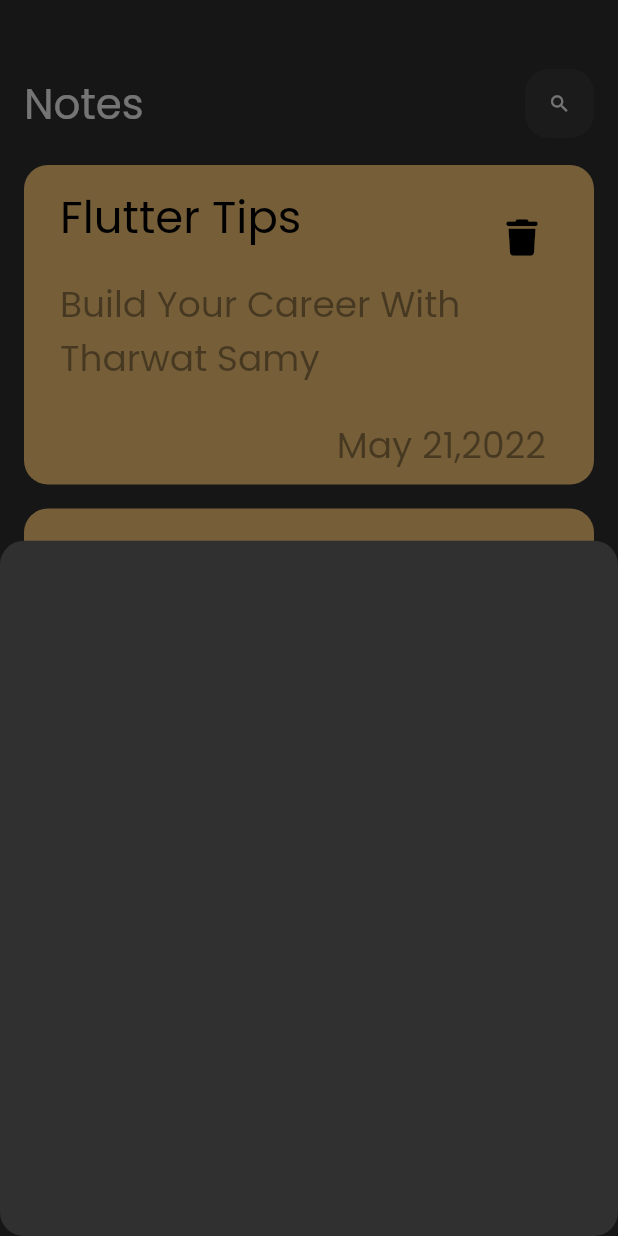
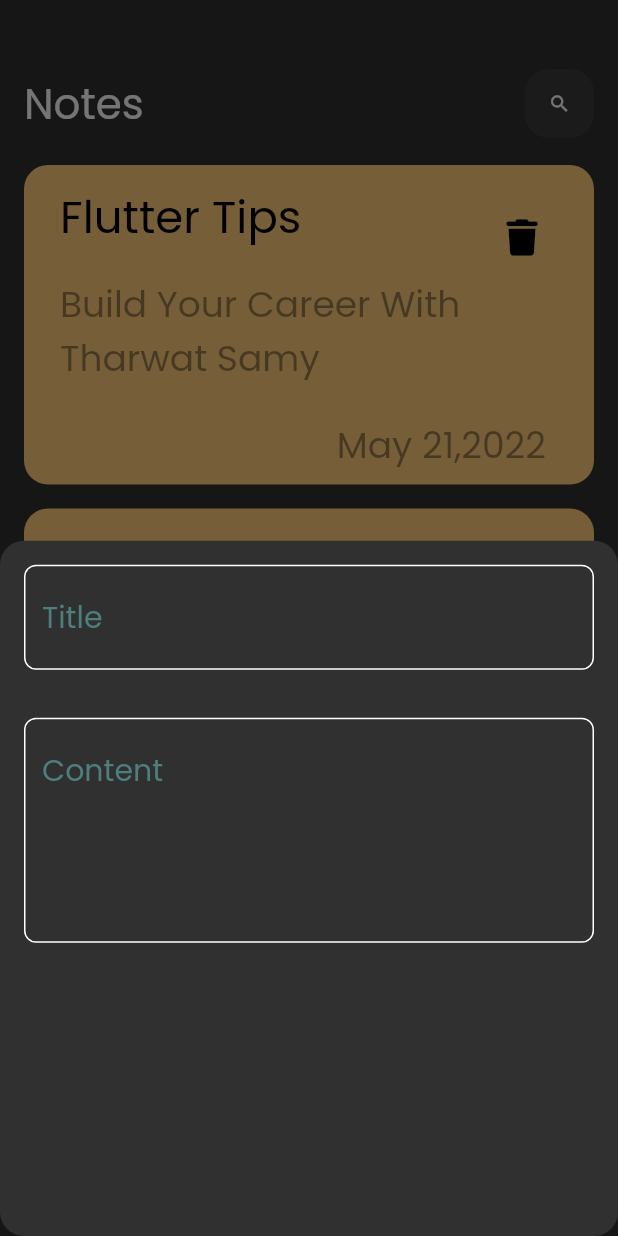
Before and after one commit to m7md3bbas/NotesApp, a Flutter app: the screen it shows after launch, after a tap on the "add" icon, on a phone screen of 412 x 824 dp. Run offline on Flutter 3.47's test engine with Material 2 defaults, Android fonts, the phone set to English and light mode, and no system bars; our stand-ins replace font_awesome_flutter; missing offline and left inert: dart:ffi.

Commit message:
add textFiled to notesButtonSheet

```diff
--- a/lib/Views/Widgets/AddShowModelButton.dart
+++ b/lib/Views/Widgets/AddShowModelButton.dart
@@ -5,6 +5,45 @@ class AddNoteModelSheet extends StatelessWidget {
 
   @override
   Widget build(BuildContext context) {
-    return Container();
+    return Column(
+      children: [
+        CustomTextFild(
+          title: 'Title',
+        ),
+        CustomTextFild(
+          title: 'Content',
+          maxLines: 5,
+        )
+      ],
+    );
   }
 }
+
+class CustomTextFild extends StatelessWidget {
+  CustomTextFild({super.key, this.maxLines, this.title});
+  int? maxLines;
+  String? title;
+  @override
+  Widget build(BuildContext context) {
+    return Padding(
+      padding: const EdgeInsets.all(16.0),
+      child: TextField(
+        maxLines: maxLines,
+        cursorColor: Color(0xff4c7f7d),
+        decoration: InputDecoration(
+            hintText: title,
+            hintStyle: TextStyle(
+                color: Color(
+                  0xff4c7f7d,
+                ),
+                fontSize: 20),
+            enabledBorder: CustomBorderTextfiled(Color: Colors.white),
+            focusedBorder: CustomBorderTextfiled(Color: Color(0xff4c7f7d))),
+      ),
+    );
+  }
+
+  OutlineInputBorder CustomBorderTextfiled({Color}) => OutlineInputBorder(
+      borderRadius: BorderRadius.circular(8),
+      borderSide: BorderSide(color: Color));
+}
```
